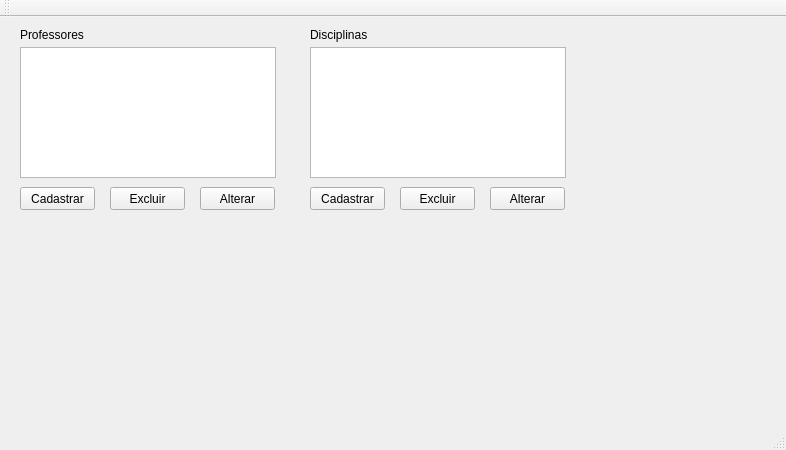
Before: the Qt Designer form Cod_06.ui in ericadsbrito/Grupo4, drawn with Qt 5.
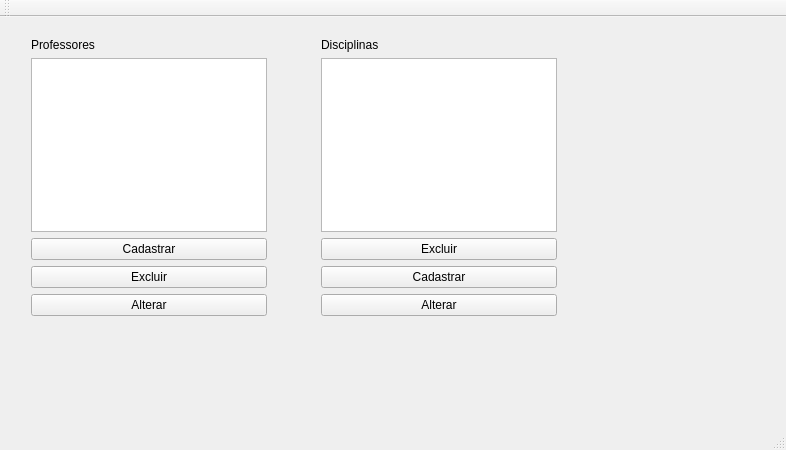
After: the same form once the commit is applied.

Patch:
```diff
--- a/Cod_06.ui
+++ b/Cod_06.ui
@@ -14,129 +14,91 @@
    <string>MainWindow</string>
   </property>
   <widget class="QWidget" name="centralWidget">
-   <widget class="QPushButton" name="bt_addprof">
+   <widget class="QWidget" name="">
     <property name="geometry">
      <rect>
       <x>20</x>
-      <y>170</y>
-      <width>75</width>
-      <height>23</height>
-     </rect>
-    </property>
-    <property name="text">
-     <string>Cadastrar</string>
-    </property>
-   </widget>
-   <widget class="QPushButton" name="pushButton_2">
-    <property name="geometry">
-     <rect>
-      <x>110</x>
-      <y>170</y>
-      <width>75</width>
-      <height>23</height>
-     </rect>
-    </property>
-    <property name="text">
-     <string>Excluir</string>
-    </property>
-   </widget>
-   <widget class="QListView" name="listView">
-    <property name="geometry">
-     <rect>
-      <x>20</x>
-      <y>30</y>
-      <width>256</width>
-      <height>131</height>
-     </rect>
-    </property>
-   </widget>
-   <widget class="QPushButton" name="pushButton_3">
-    <property name="geometry">
-     <rect>
-      <x>200</x>
-      <y>170</y>
-      <width>75</width>
-      <height>23</height>
-     </rect>
-    </property>
-    <property name="text">
-     <string>Alterar</string>
-    </property>
-   </widget>
-   <widget class="QLabel" name="label">
-    <property name="geometry">
-     <rect>
-      <x>20</x>
       <y>10</y>
-      <width>71</width>
-      <height>16</height>
+      <width>258</width>
+      <height>300</height>
      </rect>
     </property>
-    <property name="text">
-     <string>Professores</string>
-    </property>
+    <layout class="QVBoxLayout" name="verticalLayout">
+     <item>
+      <widget class="QLabel" name="label">
+       <property name="text">
+        <string>Professores</string>
+       </property>
+      </widget>
+     </item>
+     <item>
+      <widget class="QListView" name="listView"/>
+     </item>
+     <item>
+      <widget class="QPushButton" name="bt_addprof">
+       <property name="text">
+        <string>Cadastrar</string>
+       </property>
+      </widget>
+     </item>
+     <item>
+      <widget class="QPushButton" name="pushButton_2">
+       <property name="text">
+        <string>Excluir</string>
+       </property>
+      </widget>
+     </item>
+     <item>
+      <widget class="QPushButton" name="pushButton_3">
+       <property name="text">
+        <string>Alterar</string>
+       </property>
+      </widget>
+     </item>
+    </layout>
    </widget>
-   <widget class="QListView" name="listView_2">
+   <widget class="QWidget" name="">
     <property name="geometry">
      <rect>
       <x>310</x>
-      <y>30</y>
-      <width>256</width>
-      <height>131</height>
-     </rect>
-    </property>
-   </widget>
-   <widget class="QPushButton" name="pushButton_4">
-    <property name="geometry">
-     <rect>
-      <x>400</x>
-      <y>170</y>
-      <width>75</width>
-      <height>23</height>
-     </rect>
-    </property>
-    <property name="text">
-     <string>Excluir</string>
-    </property>
-   </widget>
-   <widget class="QPushButton" name="pushButton_5">
-    <property name="geometry">
-     <rect>
-      <x>490</x>
-      <y>170</y>
-      <width>75</width>
-      <height>23</height>
-     </rect>
-    </property>
-    <property name="text">
-     <string>Alterar</string>
-    </property>
-   </widget>
-   <widget class="QPushButton" name="pushButton_6">
-    <property name="geometry">
-     <rect>
-      <x>310</x>
-      <y>170</y>
-      <width>75</width>
-      <height>23</height>
-     </rect>
-    </property>
-    <property name="text">
-     <string>Cadastrar</string>
-    </property>
-   </widget>
-   <widget class="QLabel" name="label_2">
-    <property name="geometry">
-     <rect>
-      <x>310</x>
       <y>10</y>
-      <width>71</width>
-      <height>16</height>
+      <width>258</width>
+      <height>300</height>
      </rect>
     </property>
-    <property name="text">
-     <string>Disciplinas</string>
-    </property>
+    <layout class="QVBoxLayout" name="verticalLayout_2">
+     <item>
+      <widget class="QLabel" name="label_2">
+       <property name="text">
+        <string>Disciplinas</string>
+       </property>
+      </widget>
+     </item>
+     <item>
+      <widget class="QListView" name="listView_2"/>
+     </item>
+     <item>
+      <widget class="QPushButton" name="pushButton_4">
+       <property name="text">
+        <string>Excluir</string>
+       </property>
+      </widget>
+     </item>
+     <item>
+      <widget class="QPushButton" name="pushButton_6">
+       <property name="text">
+        <string>Cadastrar</string>
+       </property>
+      </widget>
+     </item>
+     <item>
+      <widget class="QPushButton" name="pushButton_5">
+       <property name="text">
+        <string>Alterar</string>
+       </property>
+      </widget>
+     </item>
+    </layout>
    </widget>
   </widget>
   <widget class="QMenuBar" name="menuBar">
```
